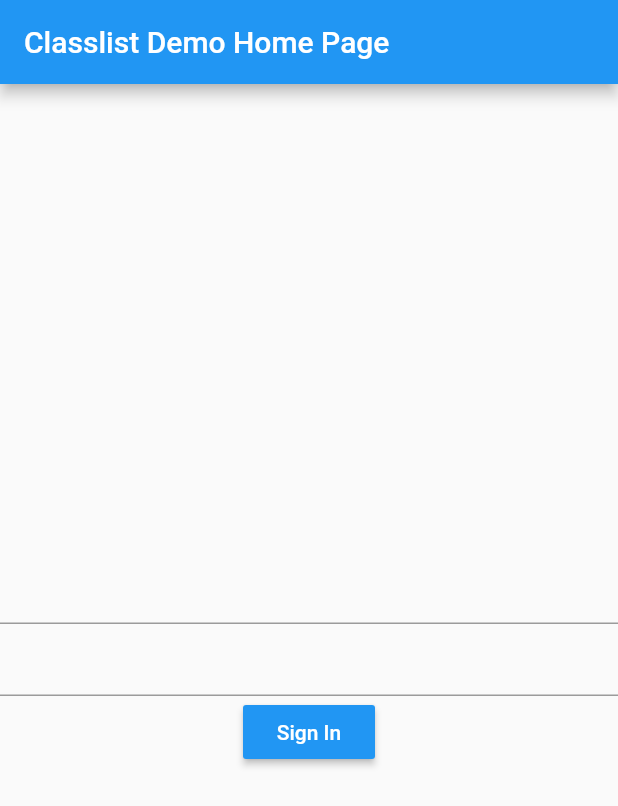
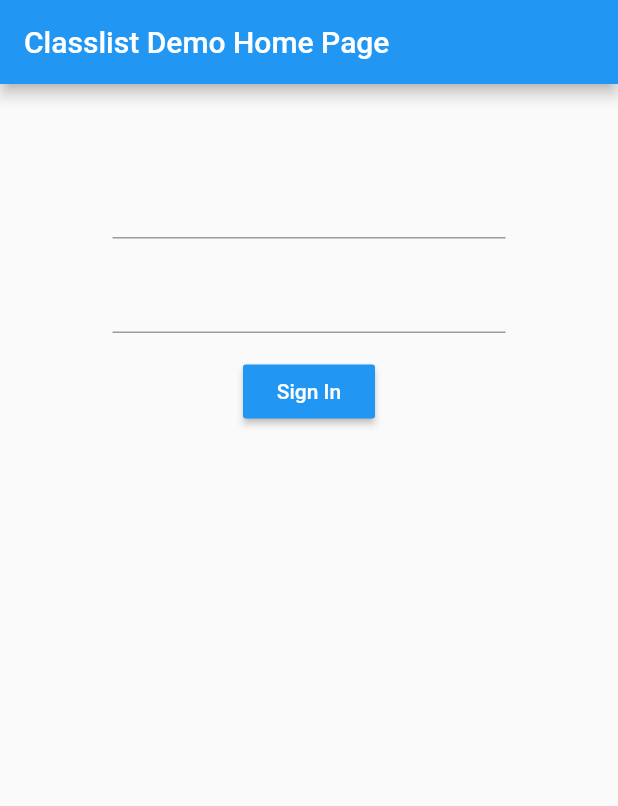
Before and after one commit to gingerkid77/cl_demo_app, a Flutter app: the screen it shows after launch, on a phone screen of 412 x 824 dp. Shown: the top 806 px of the screen. Run offline on Flutter 3.47's test engine with Material 2 defaults, Android fonts, the phone set to English and light mode, and no system bars.

Commit message:
added some padding and boxes to format the page layout a bit better

```diff
--- a/lib/screens/HomePage.dart
+++ b/lib/screens/HomePage.dart
@@ -26,23 +26,29 @@ class _HomePageState extends State<HomePage> {
       ),
       body: Container(
 
+        // some padding to make the layout a bit better
+        padding: EdgeInsets.symmetric(vertical: 40.0, horizontal: 75.0),
+
         child: Form(
           child: Column(
 
-            mainAxisAlignment: MainAxisAlignment.center,
             children: <Widget>[
+
+              SizedBox(height: 15.0),
               // Input field for the email address
               TextFormField(
                 onChanged: (val) {
                   setState(() => email = val);
                 },
               ),
+              SizedBox(height: 15.0),
               // Input field for the password
               TextFormField(
                 onChanged: (val) {
                   setState(() => password = val);
                 },
               ),
+              SizedBox(height: 15.0),
               RaisedButton(
                   color: Colors.blue,
                   child: Text(
```
